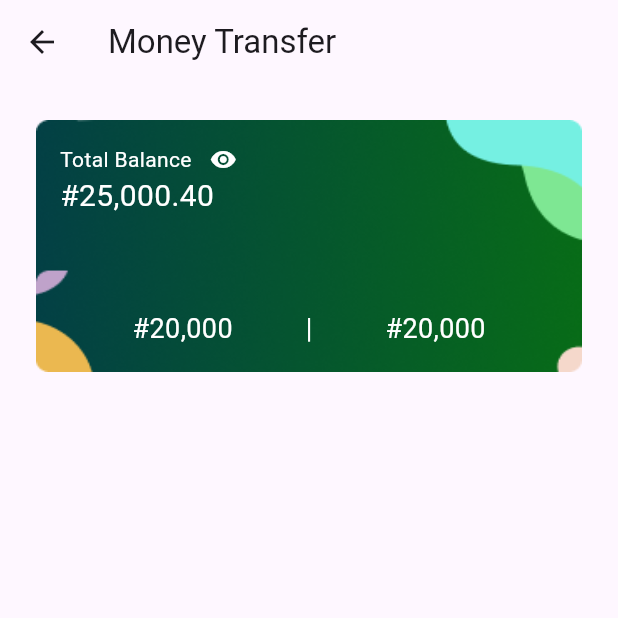
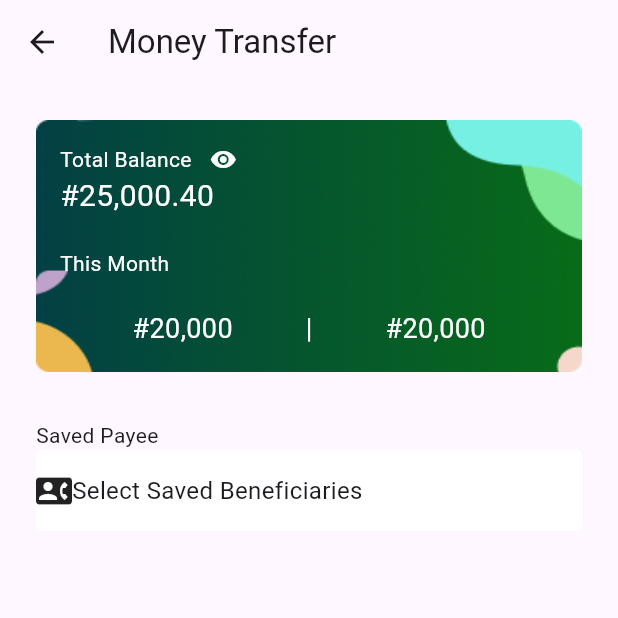
Before and after one commit to olumuyiwaa/fatherland-money, a Flutter app: the MoneyTransferPage screen opened directly, on a phone screen of 412 x 824 dp, the top half of it. Run offline on Flutter 3.47's test engine with Material 3 defaults, Android fonts, the phone set to English and light mode, and no system bars.

Commit message:
Initial commit

```diff
--- a/lib/pages/money_transfer_page.dart
+++ b/lib/pages/money_transfer_page.dart
@@ -52,6 +52,10 @@ class MoneyTransferPage extends StatelessWidget {
                         ),
                       ],
                     ),
+                    Text(
+                      'This Month',
+                      style: TextStyle(color: Colors.white, fontSize: 14),
+                    ),
                     Padding(
                       padding: EdgeInsets.fromLTRB(24, 0, 24, 0),
                       child: Row(
@@ -75,6 +79,30 @@ class MoneyTransferPage extends StatelessWidget {
                   ],
                 ),
               ),
+              SizedBox(
+                height: 32,
+              ),
+              Column(
+                crossAxisAlignment: CrossAxisAlignment.start,
+                children: [
+                  Text('Saved Payee'),
+                  Container(
+                    height: 54,
+                    decoration: BoxDecoration(
+                        color: Colors.white,
+                        borderRadius: BorderRadius.circular(4)),
+                    child: Row(
+                      children: [
+                        Icon(Icons.contact_phone),
+                        Text(
+                          'Select Saved Beneficiaries',
+                          style: TextStyle(fontSize: 16),
+                        )
+                      ],
+                    ),
+                  )
+                ],
+              )
             ],
           ),
         ));
```
